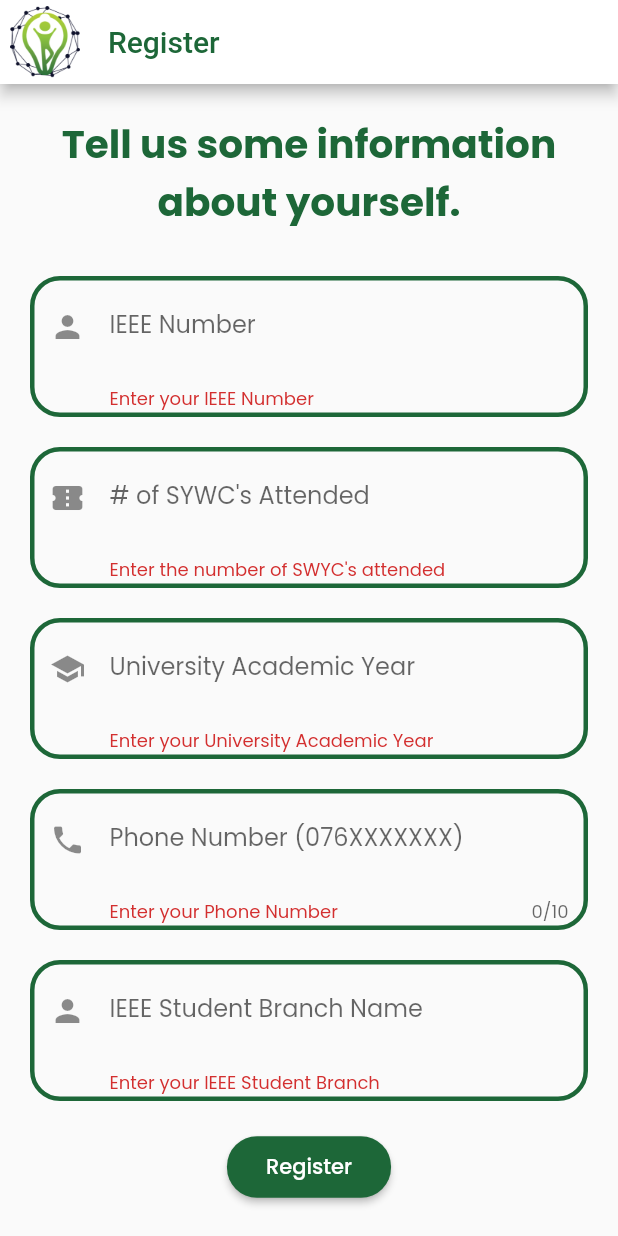
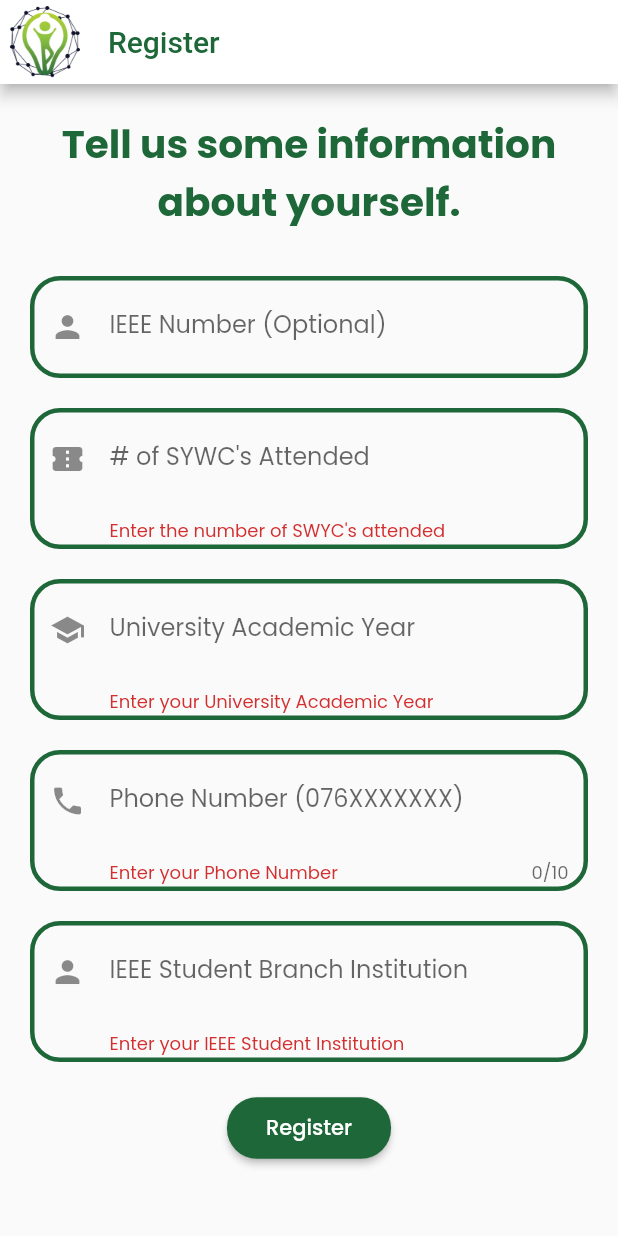
Before and after one commit to avinath1998/slsywc-19-mobile-app, a Flutter app: the RegistrationScreen screen opened directly, after a tap on "Register", on a phone screen of 412 x 824 dp. Run offline on Flutter 3.47's test engine with Material 2 defaults, Android fonts, the phone set to English and light mode, and no system bars; our stand-ins replace auto_size_text, bloc, bubble_bottom_bar, cached_network_image, cloud_firestore, equatable and 9 more; missing offline and left inert: barcode_scan, rubber, timeline_list; accounts and stored records are empty; statements that could not run were skipped.

Commit message:
changed the name

```diff
--- a/lib/screens/registration_screen.dart
+++ b/lib/screens/registration_screen.dart
@@ -103,12 +103,9 @@ class _RegistrationScreenState extends State<RegistrationScreen> {
                       keyboardType: TextInputType.number,
                       decoration: InputDecoration(
                           border: InputBorder.none,
-                          labelText: 'IEEE Number',
+                          labelText: 'IEEE Number (Optional)',
                           icon: Icon(Icons.person)),
                       validator: (value) {
-                        if (value.isEmpty) {
-                          return 'Enter your IEEE Number';
-                        }
                         return null;
                       },
                     ),
@@ -203,11 +200,11 @@ class _RegistrationScreenState extends State<RegistrationScreen> {
                       decoration: InputDecoration(
                         icon: Icon(Icons.person),
                         border: InputBorder.none,
-                        labelText: 'IEEE Student Branch Name',
+                        labelText: 'IEEE Student Branch Institution',
                       ),
                       validator: (value) {
                         if (value.isEmpty) {
-                          return 'Enter your IEEE Student Branch';
+                          return 'Enter your IEEE Student Institution';
                         }
                         return null;
                       },
@@ -260,6 +257,9 @@ class _RegistrationScreenState extends State<RegistrationScreen> {
                                     user.id = signedInUser.id;
                                     user.ieeeMembershipNo =
                                         _ieeeNumberController.text;
+                                    if (_ieeeNumberController.text == "") {
+                                      user.ieeeMembershipNo = "";
+                                    }
                                     user.currentConferenceCount =
                                         int.parse(_attendedController.text);
                                     user.currentAcademicYear =
--- a/lib/screens/root_screen.dart
+++ b/lib/screens/root_screen.dart
@@ -36,7 +36,6 @@ class _RootScreenState extends State<RootScreen> {
             GoogleSignIn(
               scopes: [
                 'email',
-                'https://www.googleapis.com/auth/contacts.readonly',
               ],
             ),
             FirebaseAuth.instance));
--- a/pubspec.yaml
+++ b/pubspec.yaml
@@ -11,7 +11,7 @@ description: A new Flutter project.
 # In iOS, build-name is used as CFBundleShortVersionString while build-number used as CFBundleVersion.
 # Read more about iOS versioning at
 # https://developer.apple.com/library/archive/documentation/General/Reference/InfoPlistKeyReference/Articles/CoreFoundationKeys.html
-version: 1.0.1+2
+version: 1.0.1+5
 
 environment:
   sdk: ">=2.2.0 <3.0.0"
```
Also changed, not shown: 1 other file.
